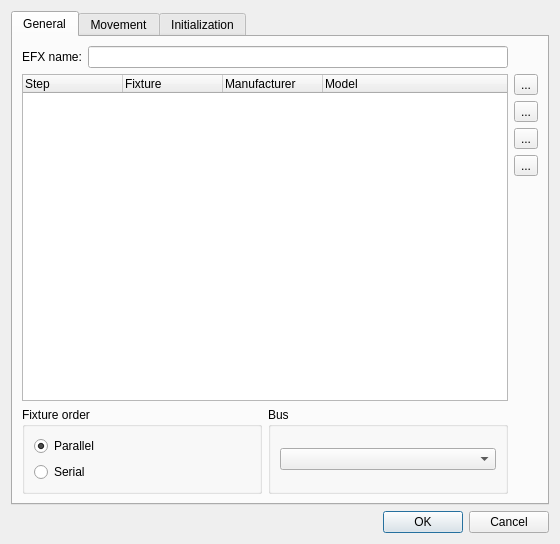
The window that branches/qt4/main/efxeditor.ui (Bondzio/qlc) describes before a commit, drawn with Qt 5.
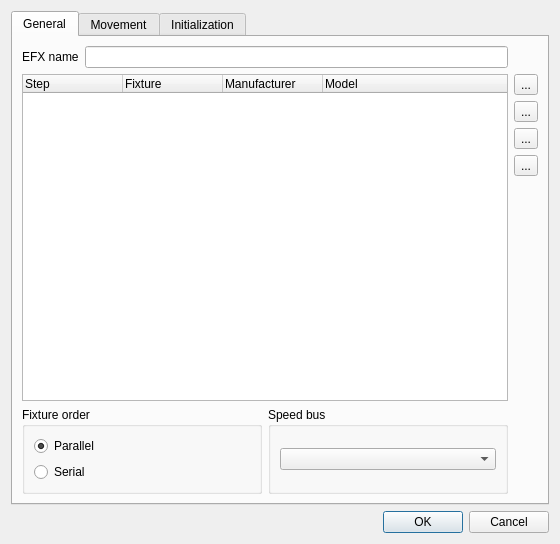
The same window after the commit.

```diff
--- a/branches/qt4/main/efxeditor.ui
+++ b/branches/qt4/main/efxeditor.ui
@@ -22,14 +22,6 @@
       <number>0</number>
      </property>
      <widget class="QWidget" name="General" >
-      <property name="geometry" >
-       <rect>
-        <x>0</x>
-        <y>0</y>
-        <width>538</width>
-        <height>462</height>
-       </rect>
-      </property>
       <attribute name="title" >
        <string>General</string>
       </attribute>
@@ -39,7 +31,7 @@
          <item>
           <widget class="QLabel" name="m_nameLabel" >
            <property name="text" >
-            <string>EFX name:</string>
+            <string>EFX name</string>
            </property>
           </widget>
          </item>
@@ -170,7 +162,7 @@
          <item>
           <widget class="QGroupBox" name="m_busGroup" >
            <property name="title" >
-            <string>Bus</string>
+            <string>Speed bus</string>
            </property>
            <layout class="QVBoxLayout" name="verticalLayout_6" >
             <item>
```
Left out of the diff: 40 changed lines with no effect on the pictures.
